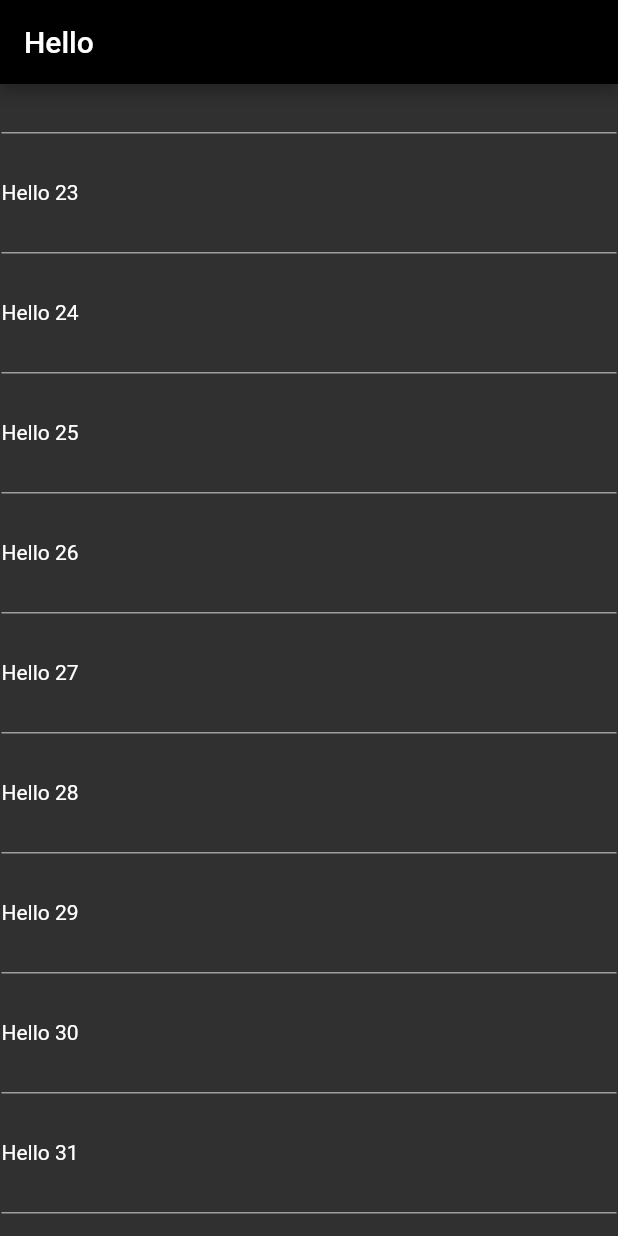
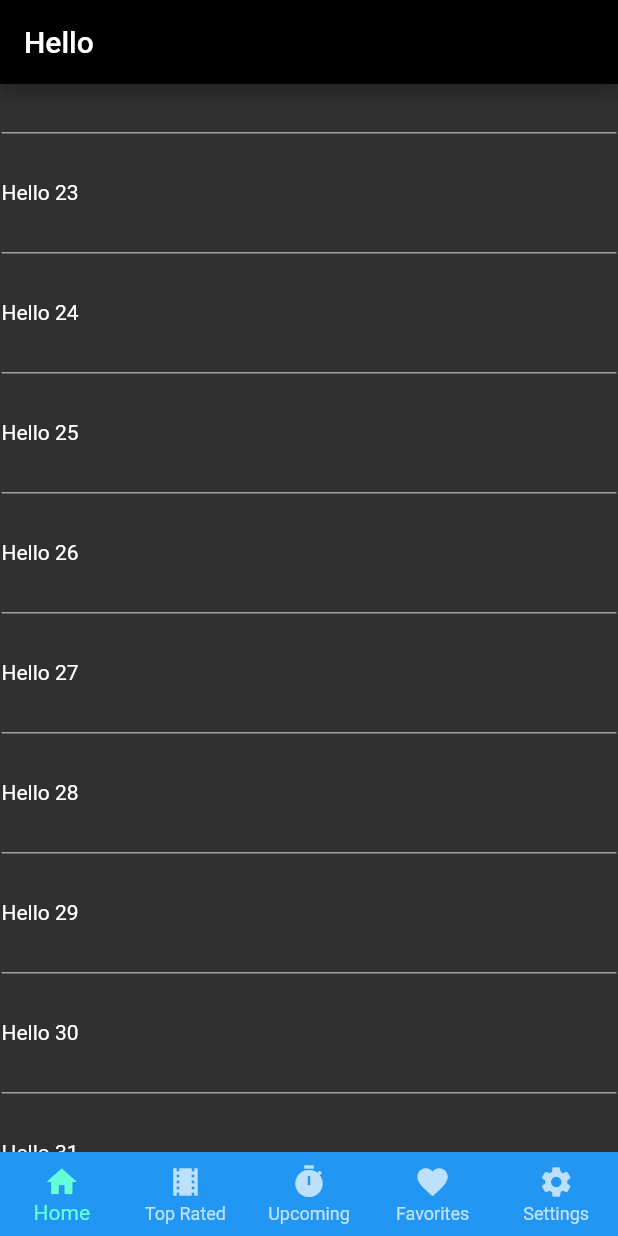
Before and after one commit to yodyindra/UTS_Mobile_Apps, a Flutter app: the screen it shows after launch, scrolled down 1728 dp, on a phone screen of 412 x 824 dp. Run offline on Flutter 3.47's test engine with Material 2 defaults, Android fonts, the phone set to English and light mode, and no system bars.

Commit message:
Membuat navigasi di bagian bawah

```diff
--- a/lib/main.dart
+++ b/lib/main.dart
@@ -14,6 +14,23 @@ class MyApp extends StatelessWidget {
             title: const Text('Hello'),
           ),
           body: DummyListView(),
+          bottomNavigationBar: BottomNavigationBar(
+            type: BottomNavigationBarType.fixed,
+            backgroundColor: Colors.blue,
+            items: const <BottomNavigationBarItem>[
+              BottomNavigationBarItem(
+                  icon: Icon(Icons.home), title: const Text('Home')),
+              BottomNavigationBarItem(
+                  icon: Icon(Icons.local_movies),
+                  title: const Text('Top Rated')),
+              BottomNavigationBarItem(
+                  icon: Icon(Icons.timer), title: const Text('Upcoming')),
+              BottomNavigationBarItem(
+                  icon: Icon(Icons.favorite), title: const Text('Favorites')),
+              BottomNavigationBarItem(
+                  icon: Icon(Icons.settings), title: const Text('Settings')),
+            ],
+          ),
         ));
   }
 }
```
